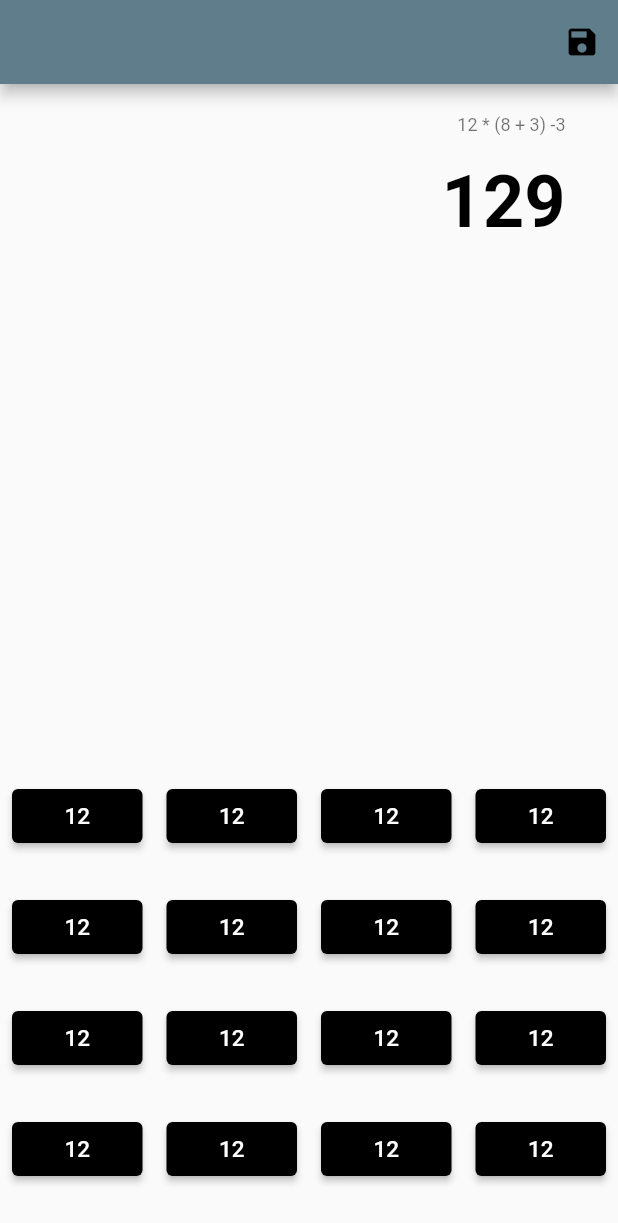
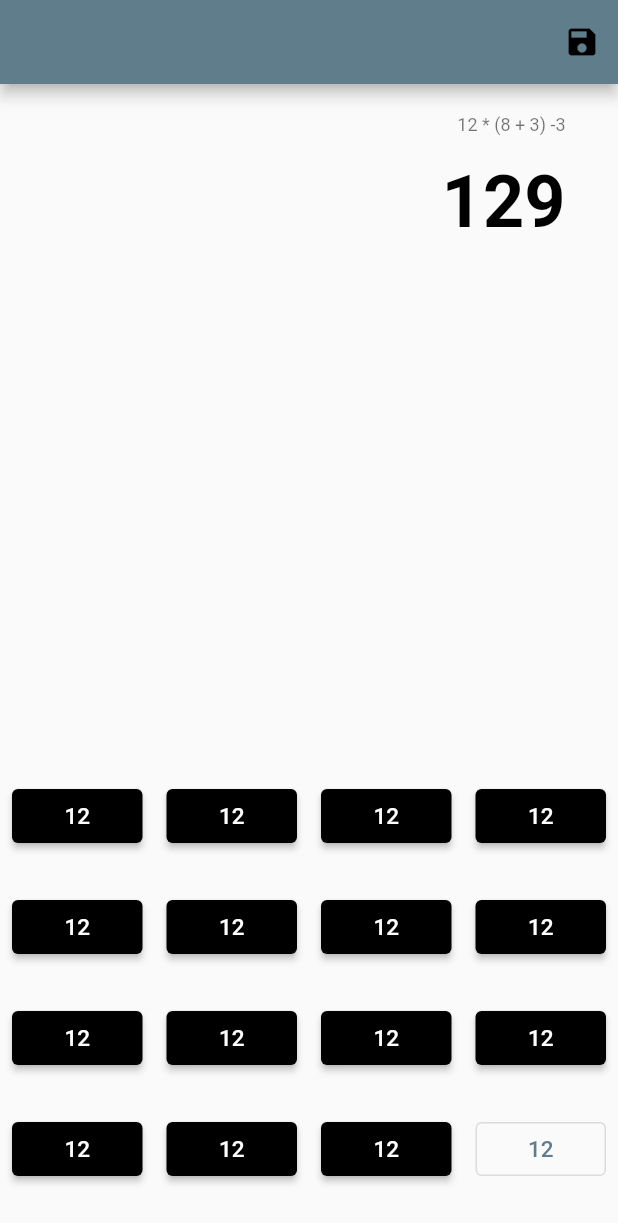
Before and after one commit to swan-benoit/flutter-calculate, a Flutter app: the screen it shows after launch, on a phone screen of 412 x 824 dp. Shown: the top 1223 px of the screen. Run offline on Flutter 3.47's test engine with Material 2 defaults, Android fonts, the light colour scheme and no system bars.

Commit message:
add IsOutline property to Keyboard button

```diff
--- a/lib/calculator/widgets/keyboard-button.dart
+++ b/lib/calculator/widgets/keyboard-button.dart
@@ -1,18 +1,30 @@
 import 'package:flutter/material.dart';
 import 'package:flutter/widgets.dart';
 
-class KeyboardButton extends StatelessWidget {
-  const KeyboardButton({
-    Key? key,
-  }) : super(key: key);
+class KeyboardButton extends StatefulWidget {
+  bool isOutline;
+  KeyboardButton({Key? key, this.isOutline = false}) : super(key: key);
 
+  @override
+  State<KeyboardButton> createState() => _KeyboardButtonState();
+}
+
+class _KeyboardButtonState extends State<KeyboardButton> {
   @override
   Widget build(BuildContext context) {
     return Expanded(
       flex: 1,
       child: Padding(
         padding: const EdgeInsets.all(8.0),
-        child: ElevatedButton(
+        child: widget.isOutline
+            ? OutlinedButton(
+                onPressed: addToExpression,
+                child: const Text(
+                  '12',
+                  style: TextStyle(fontSize: 15.0),
+                ),
+              )
+            : ElevatedButton(
                 onPressed: addToExpression,
                 child: const Text(
                   '12',
--- a/lib/calculator/widgets/keyboard.dart
+++ b/lib/calculator/widgets/keyboard.dart
@@ -13,7 +13,7 @@ class Keyboard extends StatelessWidget {
     return Column(
       children: [
         KeyboardRow(
-          children: const [
+          children: [
             KeyboardButton(),
             KeyboardButton(),
             KeyboardButton(),
@@ -21,7 +21,7 @@ class Keyboard extends StatelessWidget {
           ],
         ),
         KeyboardRow(
-          children: const [
+          children: [
             KeyboardButton(),
             KeyboardButton(),
             KeyboardButton(),
@@ -29,7 +29,7 @@ class Keyboard extends StatelessWidget {
           ],
         ),
         KeyboardRow(
-          children: const [
+          children: [
             KeyboardButton(),
             KeyboardButton(),
             KeyboardButton(),
@@ -37,11 +37,11 @@ class Keyboard extends StatelessWidget {
           ],
         ),
         KeyboardRow(
-          children: const [
+          children: [
             KeyboardButton(),
             KeyboardButton(),
             KeyboardButton(),
-            KeyboardButton()
+            KeyboardButton(isOutline: true)
           ],
         ),
         const SizedBox(
```
Lines whose indentation alone changed are shown as unchanged.
